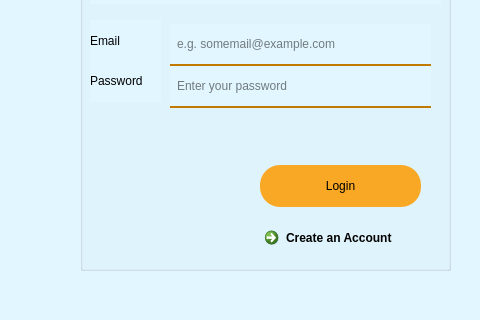
This is assets/design/login.ui in subhan97ahmed/PoseEstimation as Qt 5 draws it before an edit; both pictures show x 320 to 800 and y 280 to 600 of the 800 by 600 pixel window. The edited form follows.
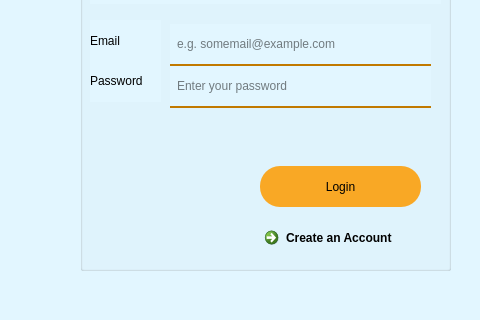
This is the edited form. Icons and pictures are not drawn.

Commit message: update styles add patient screen

```diff
--- a/assets/design/login.ui
+++ b/assets/design/login.ui
@@ -54,7 +54,6 @@
 	border-radius: 0;
 }
 QPushButton {
-	margin-top: 15px;
 	background-color: rgb(249, 168, 37);
 	padding: 12px;
 	border-radius: 20px;
@@ -253,9 +252,9 @@
         <property name="geometry">
          <rect>
           <x>180</x>
-          <y>300</y>
+          <y>316</y>
           <width>161</width>
-          <height>57</height>
+          <height>41</height>
          </rect>
         </property>
         <property name="cursor">
```
Left out of the diff: 2 changed lines with no effect on the pictures. The commit also changes 3 other files.
